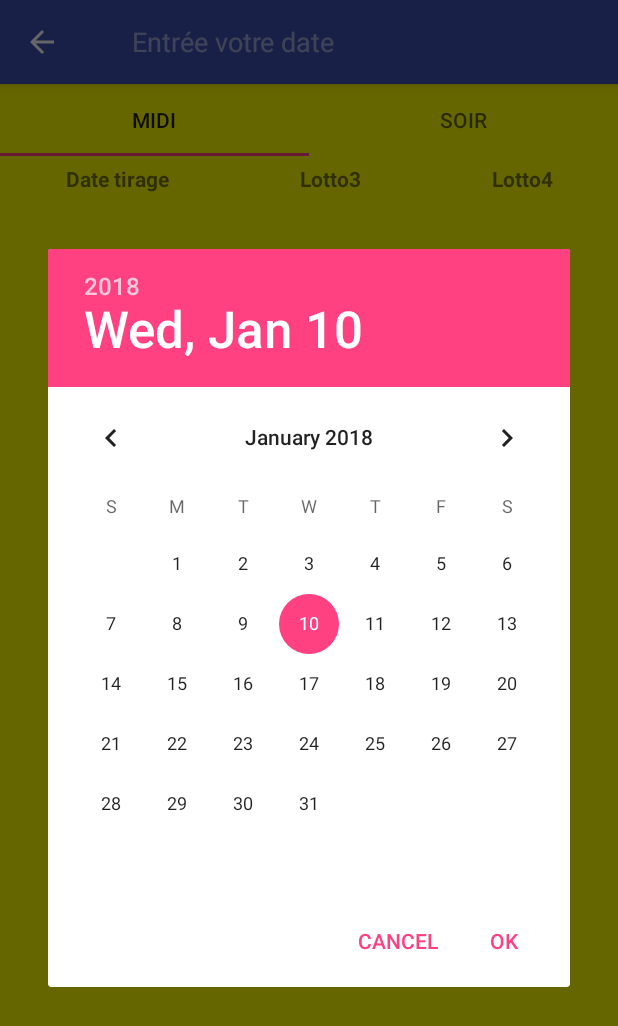
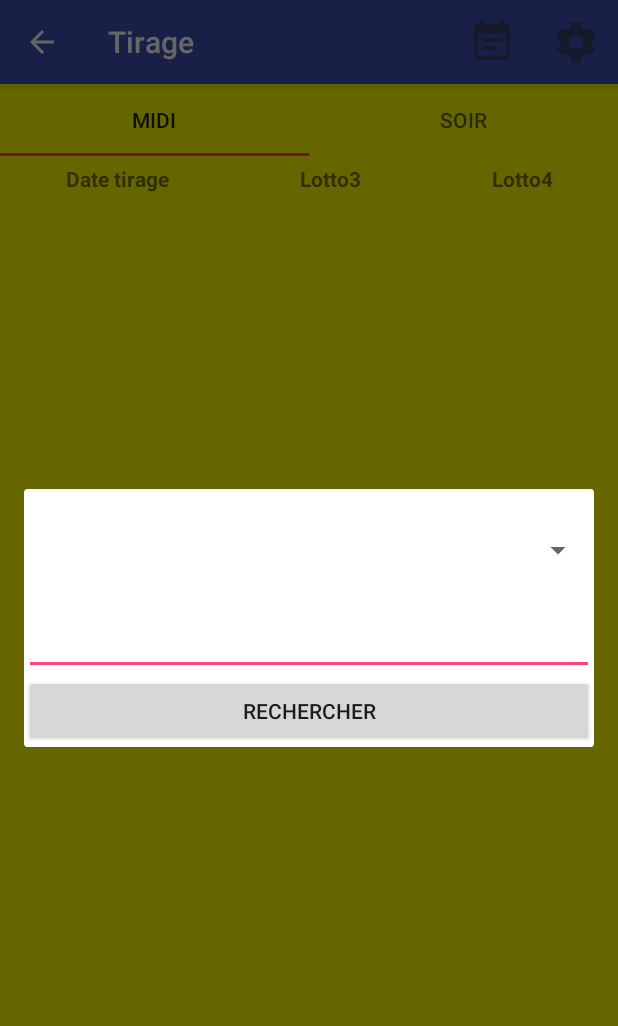
Before and after one commit to jetprog/HaitiLotterie, an Android app: the MidiFragment screen opened directly, with no data from a screen before it, after a tap on "Search", on a phone screen of 412 x 824 dp. Shown: the top 1026 px of the screen. Run offline under Robolectric (Android 15) with nearby library versions, the phone set to English and light mode, and no system bars; libraries missing offline, so code that uses them is left out: com.astuetz, com.backendless, com.backendless.async, com.backendless.exceptions, com.backendless.persistence and 2 more; 4 statements that could not run were skipped.

Commit message:
setup icon for tirage (calendar, setting)

```diff
--- a/app/build.gradle
+++ b/app/build.gradle
@@ -21,6 +21,7 @@ android {
 }
 
 dependencies {
+    implementation 'com.android.support.constraint:constraint-layout:1.0.2'
     compile fileTree(include: ['*.jar'], dir: 'libs')
     compile 'com.android.support:appcompat-v7:24.0.0'
     compile 'com.backendless:backendless:3.0.20.1'
--- a/app/src/main/AndroidManifest.xml
+++ b/app/src/main/AndroidManifest.xml
@@ -24,7 +24,8 @@
         <activity android:name=".activity.TirageActivity" />
         <activity android:name=".activity.ProbabilityActivity" />
         <activity android:name=".fragments.ColonneFragment" />
-        <activity android:name=".fragments.KonpayelFragment"></activity>
+        <activity android:name=".fragments.KonpayelFragment" />
+        <activity android:name=".dialog.DialogSearch"></activity>
     </application>
 
 </manifest>
--- a/app/src/main/java/lotto509/com/lotto509/activity/ActivityHome.java
+++ b/app/src/main/java/lotto509/com/lotto509/activity/ActivityHome.java
@@ -33,7 +33,7 @@ public class ActivityHome extends AppCompatActivity
         implements NavigationView.OnNavigationItemSelectedListener, BaseSliderView.OnSliderClickListener, ViewPagerEx.OnPageChangeListener  {
 
 
-    static String ipAdress = "http://192.168.1.15:8888/";
+    static String ipAdress = "http://192.168.1.12:8888/";
 
     //declare variable to set value for each textview
     private TextView dateTirageMidi;
--- a/app/src/main/java/lotto509/com/lotto509/activity/TirageActivity.java
+++ b/app/src/main/java/lotto509/com/lotto509/activity/TirageActivity.java
@@ -43,6 +43,7 @@ import cz.msebera.android.httpclient.Header;
 import lotto509.com.lotto509.R;
 import lotto509.com.lotto509.adapters.ArrayAdapterMidi;
 import lotto509.com.lotto509.adapters.ArrayAdapterTirage;
+import lotto509.com.lotto509.dialog.DialogSearch;
 import lotto509.com.lotto509.fragments.MidiFragment;
 import lotto509.com.lotto509.fragments.SoirFragment;
 import lotto509.com.lotto509.models.Tchala;
@@ -58,7 +59,7 @@ public class TirageActivity extends AppCompatActivity {
     private ArrayList<TirageSoir> listTirageSoir;
     private ArrayAdapterTirage arrayAdapterTirageSoir;
     ListView lvTirageSoir;
-    static SearchView searchView;
+    //static SearchView searchView;
 
     FragmentPagerAdapter adapterViewPager;
 
@@ -126,13 +127,38 @@ public class TirageActivity extends AppCompatActivity {
     //inflate menu
     @Override
     public boolean onCreateOptionsMenu(Menu menu) {
-        getMenuInflater().inflate(R.menu.tchala_menu, menu);
-        MenuItem searchItem = menu.findItem(R.id.action_search);
+        getMenuInflater().inflate(R.menu.menu_tirage, menu);
+        MenuItem searchItem = menu.findItem(R.id.action_calendar);
+        MenuItem advanceSearch = menu.findItem(R.id.action_advance_search);
 
 
-        searchView = (SearchView) MenuItemCompat.getActionView(searchItem);
+        searchItem.setOnMenuItemClickListener(new MenuItem.OnMenuItemClickListener() {
+            @Override
+            public boolean onMenuItemClick(MenuItem menuItem) {
 
-        searchView.setOnSearchClickListener(new View.OnClickListener() {
+                FragmentManager fm = getSupportFragmentManager();
+                DialogSearch alertDialog = DialogSearch.newInstance("Recherche par date");
+                alertDialog.show(fm, "fragment_alert");
+
+                return false;
+            }
+        });
+
+
+        advanceSearch.setOnMenuItemClickListener(new MenuItem.OnMenuItemClickListener() {
+            @Override
+            public boolean onMenuItemClick(MenuItem menuItem) {
+
+                Toast.makeText(getApplicationContext(), "Advance search", Toast.LENGTH_SHORT).show();
+
+                return false;
+            }
+        });
+
+
+        //searchView = (SearchView) MenuItemCompat.getActionView(searchItem);
+
+      /*  searchView.setOnSearchClickListener(new View.OnClickListener() {
             @Override
             public void onClick(View v) {
                 //your code here
@@ -140,9 +166,9 @@ public class TirageActivity extends AppCompatActivity {
                 newFragment.show(getSupportFragmentManager(), "Date Tirage");
 //                Toast.makeText(getApplicationContext(), "test", Toast.LENGTH_SHORT).show();
             }
-        });
+        });*/
 
-        searchView.setQueryHint("Entrée votre date");
+        /*searchView.setQueryHint("Entrée votre date");
         searchView.setOnQueryTextListener(new SearchView.OnQueryTextListener() {
             @Override
             public boolean onQueryTextSubmit(String querySubmit) {
@@ -157,7 +183,7 @@ public class TirageActivity extends AppCompatActivity {
             public boolean onQueryTextChange(String newText) {
                 return false;
             }
-        });
+        });*/
 
 
         return true;
@@ -289,7 +315,7 @@ public class TirageActivity extends AppCompatActivity {
 
 
 
-            searchView.setQuery(simpleDateFormat.format(c.getTime()), false);
+            //searchView.setQuery(simpleDateFormat.format(c.getTime()), false);
 
 
 
--- /dev/null
+++ b/app/src/main/java/lotto509/com/lotto509/dialog/DialogSearch.java
@@ -0,0 +1,62 @@
+package lotto509.com.lotto509.dialog;
+
+
+import android.os.Bundle;
+import android.support.annotation.Nullable;
+import android.support.v4.app.DialogFragment;
+import android.view.LayoutInflater;
+import android.view.View;
+import android.view.ViewGroup;
+import android.view.WindowManager;
+import android.widget.Button;
+import android.widget.EditText;
+
+import lotto509.com.lotto509.R;
+
+/**
+ * Created by Carly Baja on 9/8/2017.
+ */
+
+public class DialogSearch extends DialogFragment{
+
+
+
+
+    public DialogSearch() {
+        // Empty constructor is required for DialogFragment
+        // Make sure not to add arguments to the constructor
+        // Use `newInstance` instead as shown below
+    }
+
+    public static DialogSearch newInstance(String title) {
+        DialogSearch frag = new DialogSearch();
+        Bundle args = new Bundle();
+        args.putString("title", title);
+        frag.setArguments(args);
+        return frag;
+    }
+
+    @Override
+    public View onCreateView(LayoutInflater inflater, ViewGroup container,
+                             Bundle savedInstanceState) {
+        View v =  inflater.inflate(R.layout.activity_dialog_search, container);
+
+
+        return v;
+
+
+    }
+
+
+
+
+    @Override
+    public void onViewCreated(View view, @Nullable Bundle savedInstanceState) {
+        super.onViewCreated(view, savedInstanceState);
+
+        String title = getArguments().getString("title", "title");
+        getDialog().setTitle(title);
+        getDialog().getWindow().setSoftInputMode(
+                WindowManager.LayoutParams.SOFT_INPUT_STATE_VISIBLE);
+    }
+}
--- a/app/src/main/java/lotto509/com/lotto509/fragments/MidiFragment.java
+++ b/app/src/main/java/lotto509/com/lotto509/fragments/MidiFragment.java
@@ -65,7 +65,7 @@ public class MidiFragment extends Fragment {
     public void loadTirage(){
 
 
-        String url = "http://192.168.1.15:8888/Lotto509/src/routes/tirageMidi.php/api/tirageMidi";
+        String url = "http://192.168.1.12:8888/Lotto509/src/routes/tirageMidi.php/api/tirageMidi";
 
         AsyncHttpClient client = new AsyncHttpClient();
 
--- a/app/src/main/java/lotto509/com/lotto509/fragments/SoirFragment.java
+++ b/app/src/main/java/lotto509/com/lotto509/fragments/SoirFragment.java
@@ -61,7 +61,7 @@ public class SoirFragment extends Fragment {
 
     public void loadTirage(){
 
-        String url = "http://192.168.1.8:8888/Lotto509/src/routes/tirageSoir.php/api/tirageSoir";
+        String url = "http://192.168.1.12:8888/Lotto509/src/routes/tirageSoir.php/api/tirageSoir";
 
         AsyncHttpClient client = new AsyncHttpClient();
 
--- /dev/null
+++ b/app/src/main/res/layout/activity_dialog_search.xml
@@ -0,0 +1,47 @@
+<?xml version="1.0" encoding="utf-8"?>
+<RelativeLayout xmlns:android="http://schemas.android.com/apk/res/android"
+    xmlns:app="http://schemas.android.com/apk/res-auto"
+    xmlns:tools="http://schemas.android.com/tools"
+    android:layout_width="match_parent"
+    android:layout_height="300dp"
+    tools:context="lotto509.com.lotto509.dialog.DialogSearch">
+
+    <LinearLayout
+        android:orientation="vertical"
+        android:layout_width="match_parent"
+        android:layout_height="wrap_content"
+        android:id="@+id/linearLayout3"
+        android:elevation="1dp"
+        android:layout_alignParentTop="true"
+        android:layout_alignParentEnd="true">
+
+        <Spinner
+            android:layout_width="match_parent"
+            android:layout_marginTop="20dp"
+            android:id="@+id/spChoiceRangeDate"
+            android:layout_height="42dp" />
+
+        <EditText
+            android:layout_width="match_parent"
+            android:id="@+id/edtDateTirage"
+            android:layout_marginTop="20dp"
+            android:layout_height="42dp" />
+    </LinearLayout>
+
+    <LinearLayout
+        android:orientation="horizontal"
+        android:layout_below="@+id/linearLayout3"
+        android:layout_width="match_parent"
+        android:layout_height="wrap_content"
+        android:id="@+id/linearLayout4">
+
+        <Button
+            android:layout_width="match_parent"
+            android:layout_height="wrap_content"
+            android:text="Rechercher"
+            android:id="@+id/SearchTirage"/>
+
+    </LinearLayout>
+
+
+</RelativeLayout>
--- a/app/src/main/res/menu/menu_tirage.xml
+++ b/app/src/main/res/menu/menu_tirage.xml
@@ -3,11 +3,16 @@
     xmlns:app="http://schemas.android.com/apk/res-auto">
 
 
-    <item android:id="@+id/action_search_tirage"
+    <item android:id="@+id/action_calendar"
         android:orderInCategory="5"
         android:title="Search"
-        android:icon="@drawable/ic_search"
-        app:showAsAction="ifRoom|collapseActionView"
-        app:actionViewClass="android.support.v7.widget.SearchView" />
+        android:icon="@drawable/ic_action_calendar"
+        app:showAsAction="ifRoom|collapseActionView" />
+
+    <item android:id="@+id/action_advance_search"
+        android:orderInCategory="5"
+        android:title="Filter"
+        android:icon="@drawable/ic_action_setting"
+        app:showAsAction="ifRoom|collapseActionView" />
 
 </menu>
```
Also changed, not shown: app/src/main/res/drawable-hdpi/ic_action_calendar.png (added), app/src/main/res/drawable-hdpi/ic_action_setting.png (added), app/src/main/res/drawable-mdpi/ic_action_calendar.png (added), app/src/main/res/drawable-mdpi/ic_action_setting.png (added), app/src/main/res/drawable-xhdpi/ic_action_calendar.png (added), app/src/main/res/drawable-xhdpi/ic_action_setting.png (added), app/src/main/res/drawable-xxhdpi/ic_action_calendar.png (added), app/src/main/res/drawable-xxhdpi/ic_action_setting.png (added).
